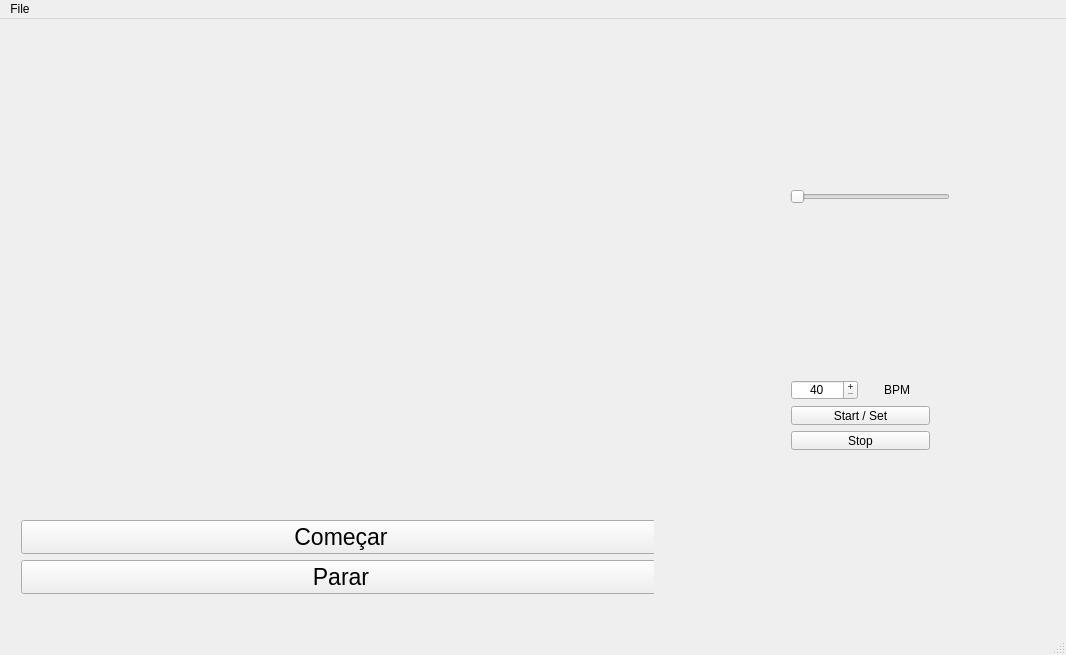
The window that MaestroAttempt/mainwindow.ui (camilabga/maestro) describes before a commit, drawn with Qt 5.
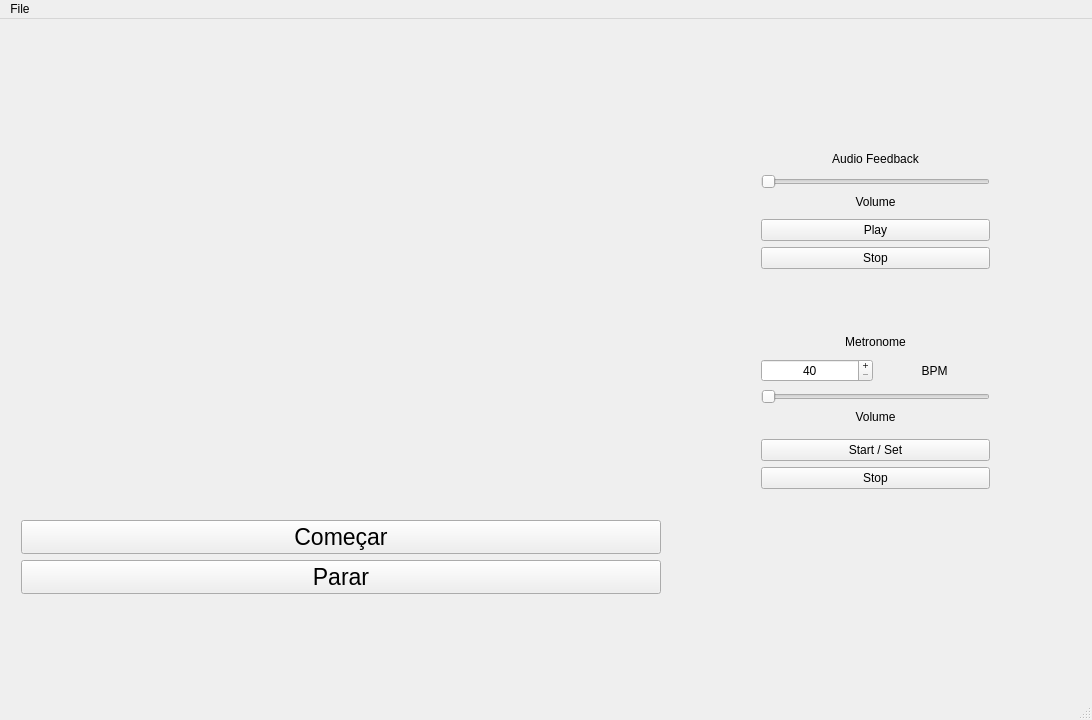
The same window after the commit.

```diff
--- a/MaestroAttempt/mainwindow.ui
+++ b/MaestroAttempt/mainwindow.ui
@@ -6,14 +6,14 @@
    <rect>
     <x>0</x>
     <y>0</y>
-    <width>1066</width>
-    <height>655</height>
+    <width>1092</width>
+    <height>720</height>
    </rect>
   </property>
   <property name="minimumSize">
    <size>
-    <width>1066</width>
-    <height>600</height>
+    <width>1080</width>
+    <height>720</height>
    </size>
   </property>
   <property name="baseSize">
@@ -37,7 +37,7 @@
      <rect>
       <x>10</x>
       <y>20</y>
-      <width>644</width>
+      <width>651</width>
       <height>566</height>
      </rect>
     </property>
@@ -130,13 +130,23 @@
    <widget class="QWidget" name="layoutWidget">
     <property name="geometry">
      <rect>
-      <x>780</x>
-      <y>350</y>
-      <width>161</width>
-      <height>92</height>
+      <x>750</x>
+      <y>300</y>
+      <width>251</width>
+      <height>181</height>
      </rect>
     </property>
     <layout class="QVBoxLayout" name="metronomeLayout">
+     <item>
+      <widget class="QLabel" name="labelMetronome">
+       <property name="text">
+        <string>Metronome</string>
+       </property>
+       <property name="alignment">
+        <set>Qt::AlignCenter</set>
+       </property>
+      </widget>
+     </item>
      <item>
       <layout class="QHBoxLayout" name="bpmLayout">
        <item>
@@ -162,7 +172,7 @@
         </widget>
        </item>
        <item>
-        <widget class="QLabel" name="labelMetronome">
+        <widget class="QLabel" name="labelMetronomeBPM">
          <property name="text">
           <string>BPM</string>
          </property>
@@ -173,6 +183,26 @@
        </item>
       </layout>
      </item>
+     <item>
+      <widget class="QSlider" name="metronomeVolumeSlider">
+       <property name="maximum">
+        <number>100</number>
+       </property>
+       <property name="orientation">
+        <enum>Qt::Horizontal</enum>
+       </property>
+      </widget>
+     </item>
+     <item>
+      <widget class="QLabel" name="labelMetronomeVolume">
+       <property name="text">
+        <string>Volume</string>
+       </property>
+       <property name="alignment">
+        <set>Qt::AlignHCenter|Qt::AlignTop</set>
+       </property>
+      </widget>
+     </item>
      <item>
       <widget class="QPushButton" name="startMetronomeButton">
        <property name="text">
@@ -189,21 +219,64 @@
      </item>
     </layout>
    </widget>
-   <widget class="QSlider" name="volumeSlider">
+   <widget class="QWidget" name="">
     <property name="geometry">
      <rect>
-      <x>790</x>
-      <y>170</y>
-      <width>160</width>
-      <height>16</height>
+      <x>750</x>
+      <y>120</y>
+      <width>251</width>
+      <height>141</height>
      </rect>
     </property>
-    <property name="maximum">
-     <number>100</number>
-    </property>
-    <property name="orientation">
-     <enum>Qt::Horizontal</enum>
-    </property>
+    <layout class="QVBoxLayout" name="audioFeedbackLayout">
+     <item>
+      <widget class="QLabel" name="labelAudioFeedback">
+       <property name="text">
+        <string>Audio Feedback</string>
+       </property>
+       <property name="textFormat">
+        <enum>Qt::RichText</enum>
+       </property>
+       <property name="alignment">
+        <set>Qt::AlignCenter</set>
+       </property>
+      </widget>
+     </item>
+     <item>
+      <widget class="QSlider" name="volumeFeedbackSlider">
+       <property name="maximum">
+        <number>100</number>
+       </property>
+       <property name="orientation">
+        <enum>Qt::Horizontal</enum>
+       </property>
+      </widget>
+     </item>
+     <item>
+      <widget class="QLabel" name="labelFeedbackVolume">
+       <property name="text">
+        <string>Volume</string>
+       </property>
+       <property name="alignment">
+        <set>Qt::AlignHCenter|Qt::AlignTop</set>
+       </property>
+      </widget>
+     </item>
+     <item>
+      <widget class="QPushButton" name="playFeedbackButton">
+       <property name="text">
+        <string>Play</string>
+       </property>
+      </widget>
+     </item>
+     <item>
+      <widget class="QPushButton" name="stopFeedbackButton">
+       <property name="text">
+        <string>Stop</string>
+       </property>
+      </widget>
+     </item>
+    </layout>
    </widget>
   </widget>
   <widget class="QMenuBar" name="menuBar">
@@ -211,7 +284,7 @@
     <rect>
      <x>0</x>
      <y>0</y>
-     <width>1066</width>
+     <width>1092</width>
      <height>22</height>
     </rect>
    </property>
```
